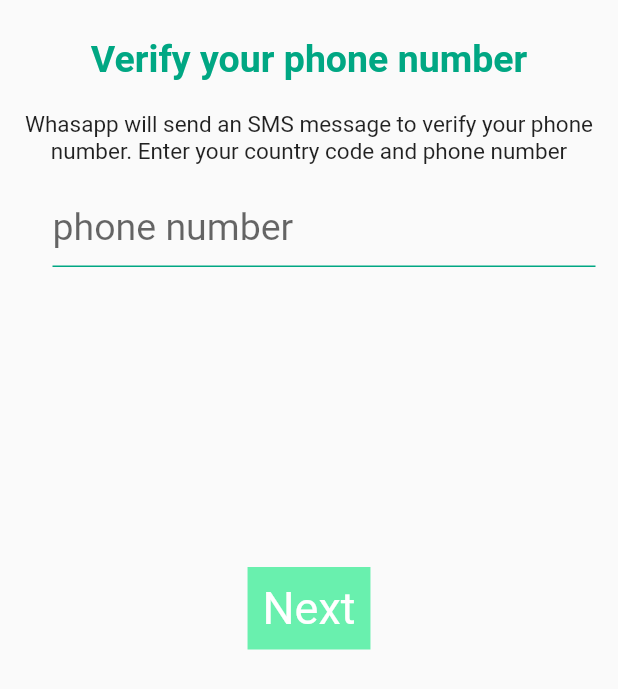
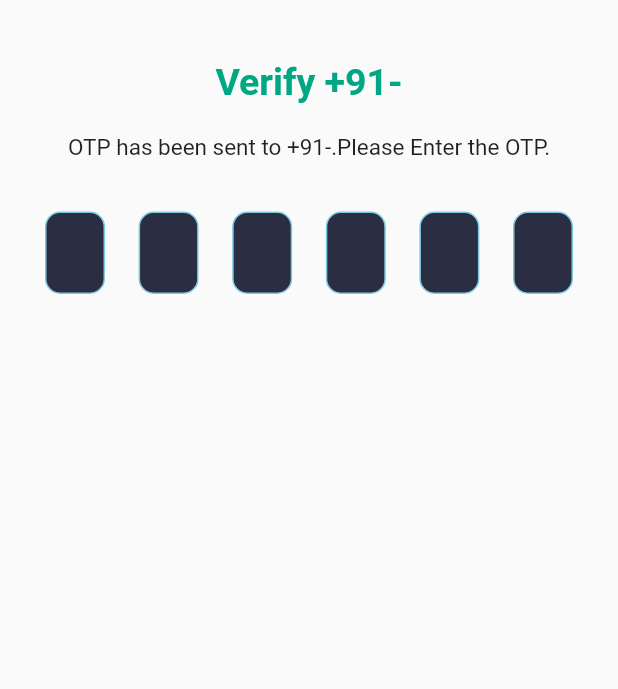
Before and after one commit to DIP-POLLEY/whatsapp, a Flutter app: the screen it shows after launch, after a tap on "Next", on a phone screen of 412 x 824 dp. Shown: the top 689 px of the screen. Run offline on Flutter 3.47's test engine with Material 2 defaults, Android fonts, the phone set to English and light mode, and no system bars; our stand-ins replace camera, firebase_auth, firebase_core, pinput, story_view; accounts and stored records are empty.

Commit message:
OTP Screen

```diff
--- /dev/null
+++ b/lib/screens/otpscreen.dart
@@ -0,0 +1,93 @@
+import 'package:flutter/material.dart';
+import 'package:firebase_auth/firebase_auth.dart';
+import 'package:pinput/pin_put/pin_put.dart';
+import 'package:whatsapp/utilities/constants.dart';
+import 'homepage.dart';
+class OtpScreen extends StatefulWidget {
+  final String phone;
+  OtpScreen(this.phone);
+  @override
+  State<OtpScreen> createState() => _OtpScreenState();
+}
+
+class _OtpScreenState extends State<OtpScreen> {
+  final GlobalKey<ScaffoldState> _scaffoldkey = GlobalKey<ScaffoldState>();
+  String _verificationCode="";
+  final TextEditingController _pinPutController = TextEditingController();
+  final FocusNode _pinPutFocusNode = FocusNode();
+  final BoxDecoration pinPutDecoration = BoxDecoration(
+    color: const Color.fromRGBO(43, 46, 66, 1),
+    borderRadius: BorderRadius.circular(10.0),
+    border: Border.all(
+      color: const Color.fromRGBO(126, 203, 224, 1),
+    ),
+  );
+  @override
+  Widget build(BuildContext context) {
+    return Scaffold(
+      key: _scaffoldkey,
+      body: Column(
+        children: [
+          Container(
+            margin: EdgeInsets.only(top: 40),
+            child: Center(
+              child: Text(
+                'Verify +91-${widget.phone}',
+                style: TextStyle(
+                    color: kThemecolor,
+                    fontSize: 25,
+                    fontWeight: FontWeight.w600
+                ),
+              ),
+            ),
+          ),
+          Padding(
+            padding: const EdgeInsets.only(top:20,left: 10,right: 10 ),
+            child: Text(
+              'OTP has been sent to +91-${widget.phone}.Please Enter the OTP.',
+              style: TextStyle(
+                fontSize: 15,
+              ),
+              textAlign: TextAlign.center,
+
+            ),
+          ),
+          Padding(
+            padding: const EdgeInsets.all(30.0),
+            child: PinPut(
+              fieldsCount: 6,
+              textStyle: const TextStyle(fontSize: 25.0, color: Colors.white),
+              eachFieldWidth: 40.0,
+              eachFieldHeight: 55.0,
+              focusNode: _pinPutFocusNode,
+              controller: _pinPutController,
+              submittedFieldDecoration: pinPutDecoration,
+              selectedFieldDecoration: pinPutDecoration,
+              followingFieldDecoration: pinPutDecoration,
+              pinAnimationType: PinAnimationType.fade,
+              onSubmit: (pin) async {
+                try {
+                  await FirebaseAuth.instance
+                      .signInWithCredential(PhoneAuthProvider.credential(
+                      verificationId: _verificationCode, smsCode: pin))
+                      .then((value) async {
+                    if (value.user != null) {
+                      Navigator.pushAndRemoveUntil(
+                          context,
+                          MaterialPageRoute(builder: (context) => HomePage()),
+                              (route) => false);
+                    }
+                  });
+                } catch (e) {
+                  FocusScope.of(context).unfocus();
+                  _scaffoldkey.currentState
+                      ?.showSnackBar(SnackBar(content: Text('invalid OTP')));
+                }
+              },
+            ),
+          ),
+        ],
+      ),
+    );
+  }
+}
--- a/lib/screens/phonenumber.dart
+++ b/lib/screens/phonenumber.dart
@@ -1,6 +1,8 @@
 import 'package:flutter/material.dart';
 import 'package:whatsapp/utilities/constants.dart';
 import 'package:whatsapp/utilities/firebase/phonenumberauthentication.dart';
+
+import 'otpscreen.dart';
 
 class PhoneScreen extends StatefulWidget {
   const PhoneScreen({Key? key}) : super(key: key);
@@ -81,7 +83,9 @@ class _PhoneScreenState extends State<PhoneScreen> {
                 ),
                 onTap: (){
                   print(phonenumber.text);
-                  registerUser(phonenumber.text, context);
+                  //registerUser(phonenumber.text, context);
+                  Navigator.of(context).push(MaterialPageRoute(
+                      builder: (context) => OtpScreen(phonenumber.text)));
                 },
               )
 
--- a/lib/utilities/firebase/phonenumberauthentication.dart
+++ b/lib/utilities/firebase/phonenumberauthentication.dart
@@ -1,6 +1,5 @@
 
 import 'package:flutter/material.dart';
-
 import 'package:firebase_auth/firebase_auth.dart';
 import 'package:flutter/cupertino.dart';
 import 'package:whatsapp/screens/homepage.dart';
--- a/lib/widgets/mystatuscard.dart
+++ b/lib/widgets/mystatuscard.dart
@@ -24,7 +24,6 @@ class _MystatuscardState extends State<Mystatuscard> {
                 child: Stack(
                   alignment: Alignment.bottomRight,
                   children: [
-
                     const CircleAvatar(
                       radius: 22,
                       backgroundImage: AssetImage("assets/img.png"),
@@ -33,7 +32,6 @@ class _MystatuscardState extends State<Mystatuscard> {
                       radius: 10,
                       backgroundColor: kThemecolor,
                       child: const Icon(
-
                           Icons.add,
                         size: 20,
                         color: Colors.white,
--- a/pubspec.yaml
+++ b/pubspec.yaml
@@ -39,7 +39,7 @@ dependencies:
   path_provider: ^2.0.10
   image_picker: ^0.8.5+3
   story_view: ^0.13.2
-
+  pinput: ^1.2.2
 
   firebase_core: ^1.18.0
   firebase_auth: ^3.3.20
```
Also changed, not shown: pubspec.lock.
